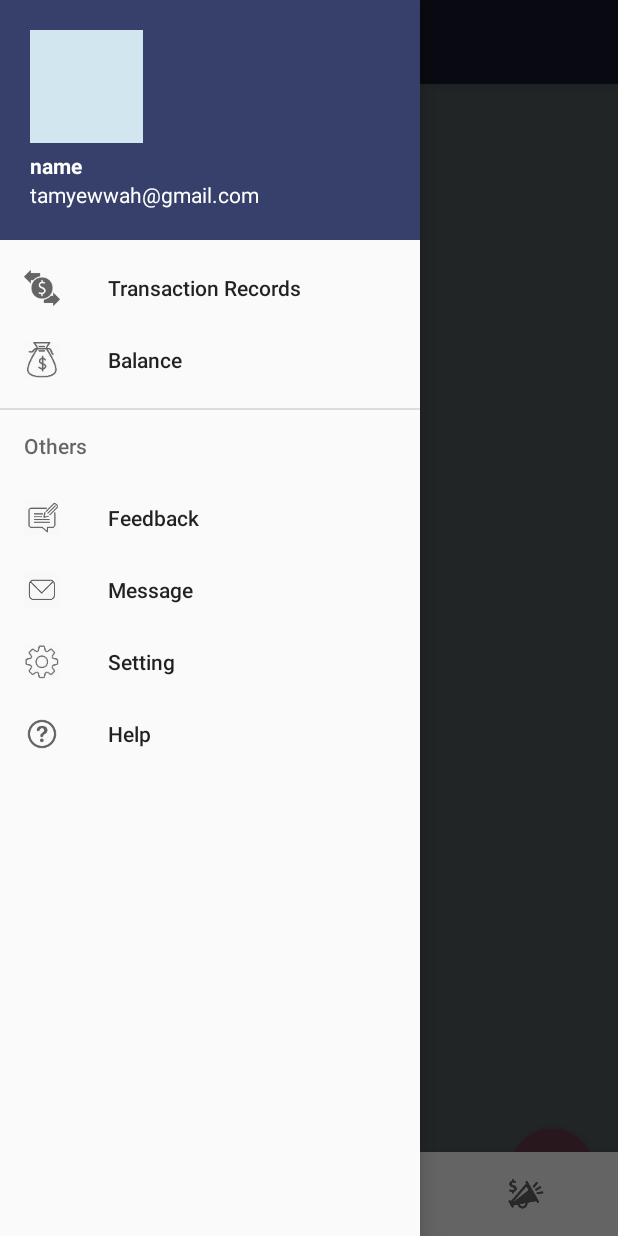
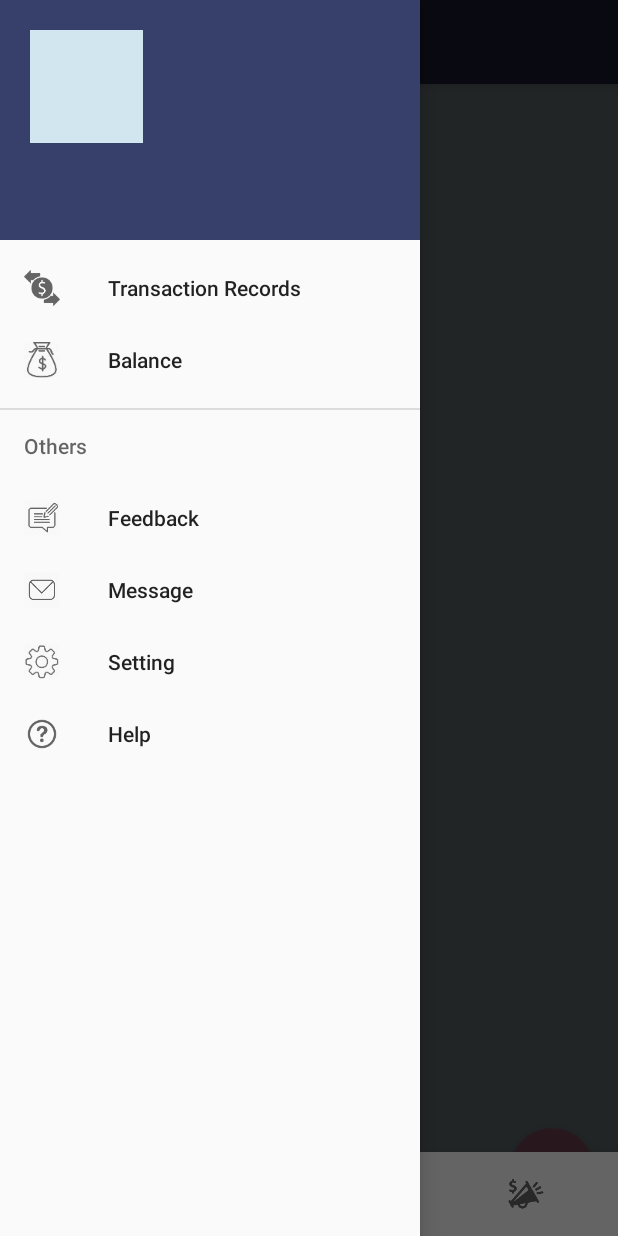
Before and after one commit to tamyewwah/MyWallet, an Android app: the fragment MessageFragment placed in its activity, with the side drawer open, on a phone screen of 412 x 824 dp. Run offline under Robolectric (Android 15) with nearby library versions, the phone set to English and light mode, and no system bars; our stand-ins replace Firebase (no records; nobody signed in at launch, a user with empty details on screens opened directly).

Commit message:
UseID for drawer, message

```diff
--- a/app/src/main/java/com/gmail/tamyewwah/mywallet/MainActivity.java
+++ b/app/src/main/java/com/gmail/tamyewwah/mywallet/MainActivity.java
@@ -16,23 +16,42 @@ import android.view.MotionEvent;
 import android.view.View;
 import android.view.inputmethod.InputMethodManager;
 import android.widget.LinearLayout;
+import android.widget.TextView;
+import android.widget.Toast;
+
+import com.google.firebase.auth.FirebaseAuth;
+import com.google.firebase.auth.FirebaseUser;
+import com.google.firebase.database.DataSnapshot;
+import com.google.firebase.database.DatabaseError;
+import com.google.firebase.database.DatabaseReference;
+import com.google.firebase.database.FirebaseDatabase;
+import com.google.firebase.database.ValueEventListener;
 
 public class MainActivity extends AppCompatActivity implements NavigationView.OnNavigationItemSelectedListener {
 
+    private DatabaseReference BillDatabase=FirebaseDatabase.getInstance().getReference();
+    DatabaseReference conditionRef = BillDatabase.child("User");
+    private String UserID;
+    private String email;
+    private String Nickname;
+    private FirebaseUser currentUser =FirebaseAuth.getInstance().getCurrentUser();
+    private DrawerLayout drawer;
+    private NavigationView navigationView;
+    private View headerView;
+    private TextView UserNameDrawer;
+    private TextView UserEmailDrawer;
+    private BottomNavigationView bottomNav;
 
-    private String UserID="KAmWb6hSTxbT8jCWT61n98TR6PA3";
-    private DrawerLayout drawer;
-    private BottomNavigationView bottomNav;
-    public String getUserID(){
-        return UserID;
-    }
     @Override
     protected void onCreate(Bundle savedInstanceState) {
         super.onCreate(savedInstanceState);
         setContentView(R.layout.activity_main);
         Toolbar toolbar = findViewById(R.id.toolbar);
         setSupportActionBar(toolbar);
-
+        navigationView = findViewById(R.id.nav_view);
+        headerView =navigationView.getHeaderView(0);
+        UserNameDrawer = headerView.findViewById(R.id.drawerUserName);
+        UserEmailDrawer =headerView.findViewById(R.id.drawerUserEmail);
         drawer =findViewById(R.id.main_layout);
         NavigationView navigationView = findViewById(R.id.nav_view);
         navigationView.setNavigationItemSelectedListener(this);
@@ -51,10 +70,41 @@ public class MainActivity extends AppCompatActivity implements NavigationView.On
             }
         });
 
+        conditionRef.addValueEventListener(new ValueEventListener() {
+            @Override
+            public void onDataChange(@NonNull DataSnapshot dataSnapshot) {
+                String getNickname;
+                String getEmail;
+                String getUserID;
+
+                for(DataSnapshot postData : dataSnapshot.getChildren()) {
+
+                    getEmail=postData.child("email").getValue().toString();
+                    getUserID=postData.child("id").getValue().toString();
+                    getNickname=postData.child("user_name").getValue().toString();
+                    if(getUserID.matches(currentUser.getUid())) {
+                            UserID=getUserID;
+                            Nickname=getNickname;
+                            email=getEmail;
+                            UserNameDrawer.setText(Nickname);
+                            UserEmailDrawer.setText(email);
+
+                    }
+                }
+
+            }
+
+            @Override
+            public void onCancelled(@NonNull DatabaseError databaseError) {
+
+            }
+        });
     }
+
 
     @Override
     public boolean onNavigationItemSelected(@NonNull MenuItem menuItem) {
+
         Fragment selectedFragment = null;
         switch (menuItem.getItemId())
         {
@@ -66,12 +116,12 @@ public class MainActivity extends AppCompatActivity implements NavigationView.On
                 break;
             case R.id.nav_feedback:
                 selectedFragment = new FeedbackFragment();
-                bottomNav.setVisibility(View.INVISIBLE);
+                bottomNav.setVisibility(View.GONE);
                 break;
             case R.id.nav_message:
 
                 selectedFragment = new MessageFragment();
-                bottomNav.setVisibility(View.INVISIBLE);
+                bottomNav.setVisibility(View.GONE);
                 break;
             case R.id.nav_setting:
                 selectedFragment = new SettingFragment();
@@ -121,6 +171,9 @@ public class MainActivity extends AppCompatActivity implements NavigationView.On
             return true;
         }
     };
-
+    public String USER_ID()
+    {
+        return UserID;
+    }
 
 }
--- a/app/src/main/java/com/gmail/tamyewwah/mywallet/MessageFragment.java
+++ b/app/src/main/java/com/gmail/tamyewwah/mywallet/MessageFragment.java
@@ -14,6 +14,7 @@ import android.view.LayoutInflater;
 import android.view.View;
 import android.view.ViewGroup;
 import android.widget.LinearLayout;
+import android.widget.ProgressBar;
 import android.widget.TextView;
 import com.google.firebase.database.DataSnapshot;
 import com.google.firebase.database.DatabaseError;
@@ -25,6 +26,7 @@ import java.util.ArrayList;
 
 public class MessageFragment extends Fragment {
 
+    private String userID;
     private Double total;
     private RecyclerView billList;
     private RecyclerView.Adapter adapter;
@@ -32,6 +34,7 @@ public class MessageFragment extends Fragment {
     DatabaseReference conditionRef = BillDatabase.child("Message");
     private View view;
     private ArrayList<MessageBill> ArrayBill = new ArrayList<>();
+    private ProgressBar progressBar;
 //
 //    @Override
 //    public void onCreate(@Nullable Bundle savedInstanceState) {
@@ -47,8 +50,9 @@ public class MessageFragment extends Fragment {
     @Nullable
     @Override
     public View onCreateView(@NonNull LayoutInflater inflater, @Nullable ViewGroup container, @Nullable Bundle savedInstanceState) {
-
+        userID=((MainActivity)getActivity()).USER_ID();
         view = inflater.inflate(R.layout.fragment_recycler,container, false);
+        progressBar=view.findViewById(R.id.progressbarMessage);
         billList=view.findViewById(R.id.recyclerBill);
         final FloatingActionButton buttonPay = view.findViewById(R.id.buttonFloatBill);
         billList.setHasFixedSize(true);
@@ -86,18 +90,17 @@ public class MessageFragment extends Fragment {
                     ExpireDate=postData.child("ExpireDate").getValue().toString();
                     Amount=Double.parseDouble(postData.child("Total_Amount").getValue().toString());
                     UserID=postData.child("User").getValue().toString();
-//                    if(UserID.matches("U00001")) {
+                    if(UserID.matches(userID)) {
                         MessageBill Bill = new MessageBill(BillCode, Company, Description, ExpireDate, Amount, UserID);
                         ArrayBill.add(Bill);
-//                    }
+                    }
                 }
 
                 adapter = new CardViewDataAdapter(ArrayBill);
                 billList.setAdapter(adapter);
-
+                progressBar.setVisibility(View.GONE);
 
             }
-
             @Override
             public void onCancelled(@NonNull DatabaseError databaseError) {
 
--- a/app/src/main/java/com/gmail/tamyewwah/mywallet/PaymentFragment.java
+++ b/app/src/main/java/com/gmail/tamyewwah/mywallet/PaymentFragment.java
@@ -45,7 +45,7 @@ public class PaymentFragment extends Fragment implements ZXingScannerView.Result
         View view = inflater.inflate(R.layout.fragment_payment, container, false);
 
         MainActivity mainActivity =(MainActivity)getActivity();
-        userID = mainActivity.getUserID();
+        userID = mainActivity.USER_ID();
         qrCamera = view.findViewById(R.id.qrcodecamera);
         scannerView = new ZXingScannerView(getActivity().getApplicationContext());
         scannerView.setLayoutParams(new LinearLayout.LayoutParams(
--- a/app/src/main/res/layout/fragment_recycler.xml
+++ b/app/src/main/res/layout/fragment_recycler.xml
@@ -11,12 +11,13 @@
         android:layout_width="50dp"
         android:layout_height="50dp"
         android:layout_gravity="center"
+        android:id="@+id/progressbarMessage"
       />
 
     <android.support.v7.widget.RecyclerView
         android:id="@+id/recyclerBill"
         android:layout_width="match_parent"
-        android:layout_height="wrap_content"
+        android:layout_height="match_parent"
         android:layout_margin="5dp"
         android:scrollbars="vertical" />
 
--- a/app/src/main/res/layout/header_drawer.xml
+++ b/app/src/main/res/layout/header_drawer.xml
@@ -11,17 +11,17 @@
         android:contentDescription="@string/image"
         android:src="@color/colorPrimaryDark" />
     <TextView
+        android:id="@+id/drawerUserName"
         android:layout_width="wrap_content"
         android:layout_height="wrap_content"
-        android:text="@string/name"
         android:textColor="@color/white"
         android:textStyle="bold"
         android:layout_marginTop="5dp"/>
 
     <TextView
+        android:id="@+id/drawerUserEmail"
         android:layout_width="wrap_content"
         android:layout_height="wrap_content"
-        android:text="@string/email"
         android:textColor="@color/white"/>
 
 
```
